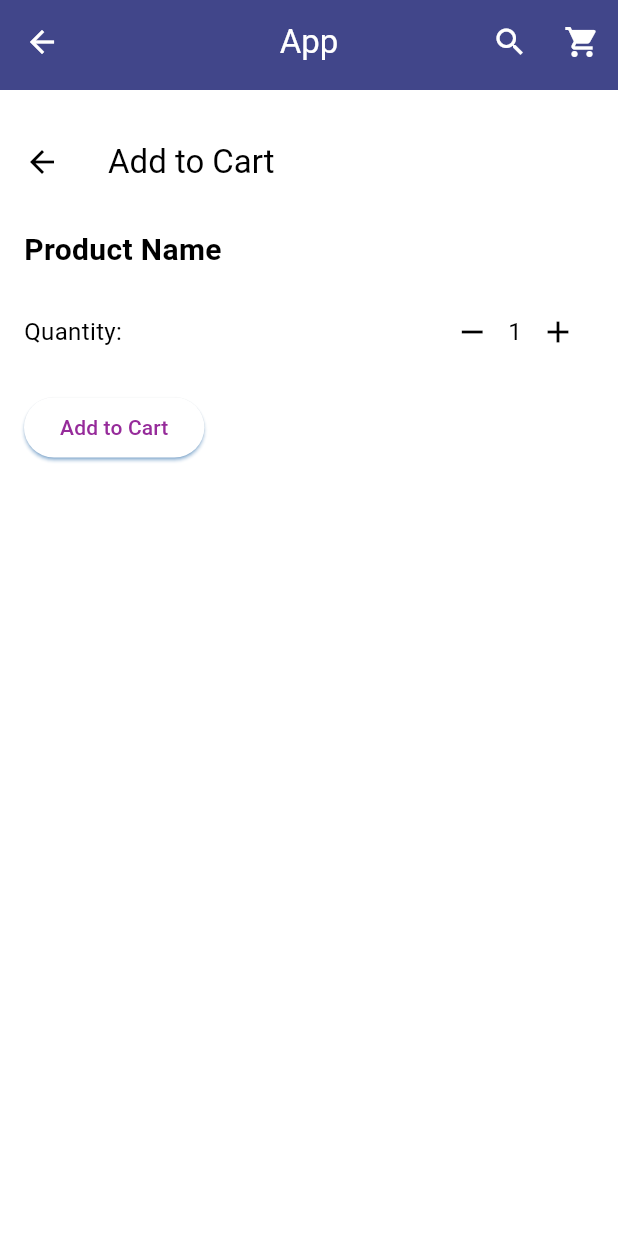
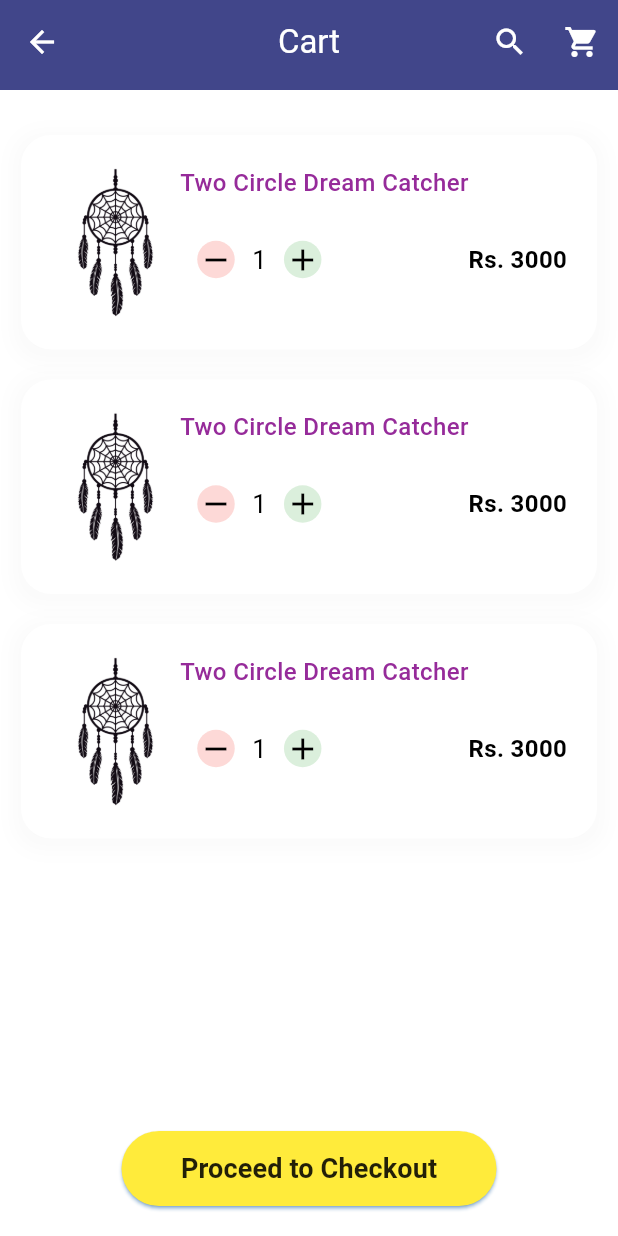
Before and after one commit to Dinethchathurya/luccelo_app_flutter, a Flutter app: the screen it shows after launch, on a phone screen of 412 x 824 dp. Run offline on Flutter 3.47's test engine with Material 3 defaults, Android fonts, the light colour scheme and no system bars; our stand-ins replace cloud_firestore, firebase_auth, firebase_core; accounts and stored records are empty.

Commit message:
Cart Page

```diff
--- a/lib/myapp/screen/cart_page.dart
+++ b/lib/myapp/screen/cart_page.dart
@@ -15,13 +15,42 @@ class CartPage extends StatelessWidget {
     return Scaffold(
         appBar: PreferredSize(
           preferredSize: Size.fromHeight(60.0),
-          child: MyAppBar(),
+          child: MyAppBar(
+            name: 'Cart',
+          ),
         ),
         body: Column(
           children: [
-            SizedBox(height: 20,),
+            SizedBox(
+              height: 20,
+            ),
             Expanded(
               child: CartListCard(),
+            ),
+            SizedBox(
+              height: 10,
+            ),
+            ElevatedButton(
+
+
+              onPressed: () {
+                // Button pressed action
+              },
+              child: Text(
+                'Proceed to Checkout',
+                style: TextStyle(
+                    color: Colors.black87,
+                    fontSize: 18,
+                    fontWeight: FontWeight.w700),
+              ),
+
+              style: ElevatedButton.styleFrom(
+                fixedSize: Size(250, 50),
+                backgroundColor: Colors.yellow
+              ),
+            ),
+            SizedBox(
+              height: 20,
             ),
           ],
         ));
--- a/lib/myapp/screen/home.dart
+++ b/lib/myapp/screen/home.dart
@@ -17,7 +17,7 @@ class HomePage extends StatelessWidget {
     return Scaffold(
       appBar: PreferredSize(
         preferredSize: Size.fromHeight(60.0),
-        child: MyAppBar(),
+        child: MyAppBar(name: 'Luccelo',),
       ),
       drawer: MyDrawer(),
       body: SafeArea(
@@ -112,7 +112,8 @@ class HomePage extends StatelessWidget {
                                             color: Colors.black87,
                                             fontSize: 18,
                                             fontWeight: FontWeight.w500),
-                                      )),
+                                      ),
+                                      ),
                                     ),
                                   )
                                 ],
--- a/lib/myapp/screen/product_list.dart
+++ b/lib/myapp/screen/product_list.dart
@@ -14,7 +14,7 @@ class ProductList extends StatelessWidget {
     return Scaffold(
         appBar: PreferredSize(
           preferredSize: Size.fromHeight(60.0),
-          child: MyAppBar(),
+          child: MyAppBar(name: 'Luccelo',),
         ),
         body: Column(
           children: [
--- a/lib/myapp/widgets/app_bar.dart
+++ b/lib/myapp/widgets/app_bar.dart
@@ -1,7 +1,8 @@
 import 'package:flutter/material.dart';
 
 class MyAppBar extends StatelessWidget {
-  const MyAppBar({super.key});
+  const MyAppBar({super.key, required this.name});
+   final String name;
 
   @override
   Widget build(BuildContext context) {
@@ -11,7 +12,7 @@ class MyAppBar extends StatelessWidget {
       elevation: 0,
       iconTheme: IconThemeData(color: Colors.white),
 
-      title: Text('App',style: TextStyle(color: Colors.white),),
+      title: Text(name,style: TextStyle(color: Colors.white),),
       centerTitle: true,
       actions: [
         IconButton(
--- a/lib/myapp/widgets/cart_list_card.dart
+++ b/lib/myapp/widgets/cart_list_card.dart
@@ -1,4 +1,6 @@
+import 'package:flutter/cupertino.dart';
 import 'package:flutter/material.dart';
+import 'package:flutter/widgets.dart';
 
 class CartListCard extends StatefulWidget {
   @override
@@ -25,35 +27,106 @@ class _CartListCardState extends State<CartListCard> {
   @override
   Widget build(BuildContext context) {
     return Scaffold(
-      appBar: AppBar(
-        title: Text('Add to Cart'),
+      // appBar: AppBar(
+      //   title: Text('Add to Cart'),
+      // ),
+      body: ListView.builder(
+          itemCount: 3,
+          itemBuilder: (context, index){
+            return Padding(
+              padding: const EdgeInsets.symmetric(horizontal: 14, vertical: 10),
+              child: Container(
+                decoration: BoxDecoration(
+                  color: Colors.white,
+                  borderRadius: BorderRadius.circular(20),
+                  boxShadow: [
+                    BoxShadow(
+                      color: Colors.black.withOpacity(0.02),
+                      spreadRadius: 5,
+                      blurRadius: 10,
+                      offset: Offset(0, 3),
                     ),
-      body: Padding(
-        padding: const EdgeInsets.all(16.0),
+                  ],
+                ),
+                child: Padding(
+                  padding: const EdgeInsets.all(20.0),
+                  child: Row(
+                    children: [
+                      Expanded(
+                        flex: 1,
+                        child: Column(
+                          mainAxisAlignment: MainAxisAlignment.center,
+                          // crossAxisAlignment: CrossAxisAlignment.center,
+                          children: [
+                            Image(
+                              image: AssetImage(
+                                'assets/dream.png',
+                              ),
+                              height: 100,
+                            ),
+                          ],
+                        ),
+                      ),
+
+                      Expanded(
+                        flex: 3,
                         child: Column(
                           crossAxisAlignment: CrossAxisAlignment.start,
                           children: [
                             Text(
-              'Product Name',
-              style: TextStyle(fontSize: 20, fontWeight: FontWeight.bold),
+                              'Two Circle Dream Catcher',
+                              style: TextStyle(
+                                  fontSize: 16,
+                                  fontWeight: FontWeight.w500,
+                                  color: Theme.of(context).colorScheme.primary),
                             ),
                             SizedBox(height: 16),
                             Row(
                               mainAxisAlignment: MainAxisAlignment.spaceBetween,
                               children: [
-                Text(
-                  'Quantity:',
-                  style: TextStyle(fontSize: 16),
-                ),
+                                // Text(
+                                //   'Quantity:',
+                                //   style: TextStyle(fontSize: 16),
+                                // ),
                                 Row(
                                   children: [
+                                    Stack(
+                                      alignment: Alignment.center,
+                                      children: [
+
+                                        Container(
+                                          width: 25, // set the width
+                                          height: 25,
+                                          decoration: BoxDecoration(
+                                            shape: BoxShape.circle,
+                                            color: Colors.red.withOpacity(0.2),
+
+
+                                          ),
+                                        ),
                                         IconButton(
                                           icon: Icon(Icons.remove),
                                           onPressed: _decrementQuantity,
                                         ),
+                                      ],
+                                    ),
                                     Text(
                                       '$_quantity',
-                      style: TextStyle(fontSize: 16),
+                                      style: TextStyle(fontSize: 17),
+                                    ),
+                                    Stack(
+                                      alignment: Alignment.center,
+                                      children: [
+
+                                        Container(
+                                          width: 25, // set the width
+                                          height: 25,
+                                          decoration: BoxDecoration(
+                                            shape: BoxShape.circle,
+                                            color: Colors.green.withOpacity(0.2),
+
+
+                                          ),
                                         ),
                                         IconButton(
                                           icon: Icon(Icons.add),
@@ -61,18 +134,38 @@ class _CartListCardState extends State<CartListCard> {
                                         ),
                                       ],
                                     ),
+
+                                  ],
+                                ),
+                                Text(
+                                  'Rs. 3000',
+                                  style: TextStyle(fontSize: 16, fontWeight: FontWeight.w600),
+                                ),
+
+
                               ],
                             ),
                             SizedBox(height: 16),
-            ElevatedButton(
-              onPressed: () {
-                // Add to cart logic
-              },
-              child: Text('Add to Cart'),
+                            // ElevatedButton(
+                            //   onPressed: () {
+                            //     // Add to cart logic
+                            //   },
+                            //   child: Text('Add to Cart'),
+                            // ),
+                          ],
+                        ),
                       ),
                     ],
                   ),
                 ),
+              ),
+            );
+          }
+
+
+      ),
+
+
     );
   }
 }
```
Lines whose indentation alone changed are shown as unchanged.
